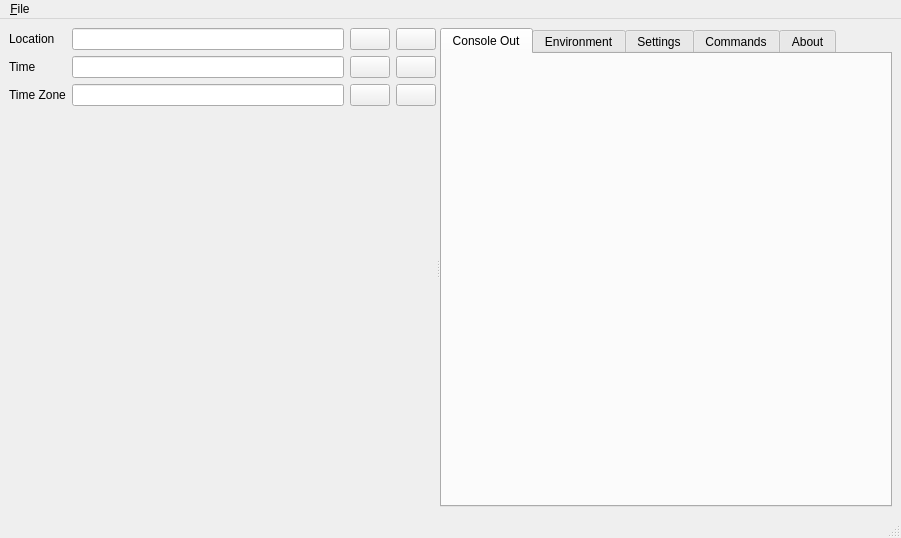
Old version of the form MainWindow.ui in the repository jplozf/ephemeeus.
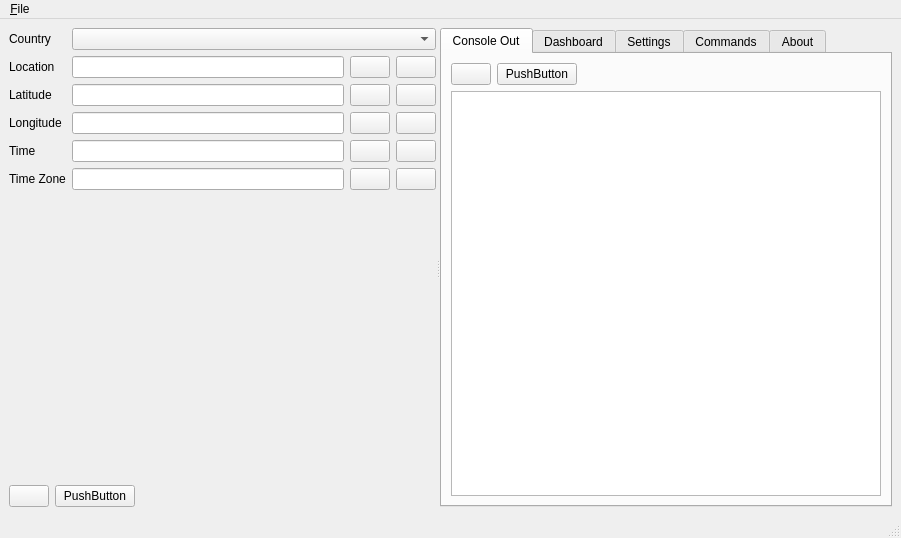
New version of the form. The open tabs and pages were chosen to show the change. Icons and pictures are not drawn.

The edit to the form file:
```diff
--- a/MainWindow.ui
+++ b/MainWindow.ui
@@ -24,28 +24,14 @@
        <layout class="QVBoxLayout" name="verticalLayout_2">
         <item>
          <layout class="QFormLayout" name="formLayout_2">
-          <item row="0" column="0">
+          <item row="1" column="0">
            <widget class="QLabel" name="label">
             <property name="text">
              <string>Location</string>
             </property>
            </widget>
           </item>
-          <item row="1" column="0">
-           <widget class="QLabel" name="label_2">
-            <property name="text">
-             <string>Time</string>
-            </property>
-           </widget>
-          </item>
-          <item row="2" column="0">
-           <widget class="QLabel" name="label_3">
-            <property name="text">
-             <string>Time Zone</string>
-            </property>
-           </widget>
-          </item>
-          <item row="0" column="1">
+          <item row="1" column="1">
            <layout class="QHBoxLayout" name="horizontalLayout_2">
             <item>
              <widget class="QLineEdit" name="lineEdit"/>
@@ -74,7 +60,14 @@
             </item>
            </layout>
           </item>
-          <item row="1" column="1">
+          <item row="4" column="0">
+           <widget class="QLabel" name="label_2">
+            <property name="text">
+             <string>Time</string>
+            </property>
+           </widget>
+          </item>
+          <item row="4" column="1">
            <layout class="QHBoxLayout" name="horizontalLayout_3">
             <item>
              <widget class="QLineEdit" name="lineEdit_2"/>
@@ -103,7 +96,14 @@
             </item>
            </layout>
           </item>
-          <item row="2" column="1">
+          <item row="5" column="0">
+           <widget class="QLabel" name="label_3">
+            <property name="text">
+             <string>Time Zone</string>
+            </property>
+           </widget>
+          </item>
+          <item row="5" column="1">
            <layout class="QHBoxLayout" name="horizontalLayout_4">
             <item>
              <widget class="QLineEdit" name="lineEdit_3"/>
@@ -132,6 +132,150 @@
             </item>
            </layout>
           </item>
+          <item row="2" column="0">
+           <widget class="QLabel" name="label_4">
+            <property name="text">
+             <string>Latitude</string>
+            </property>
+           </widget>
+          </item>
+          <item row="3" column="0">
+           <widget class="QLabel" name="label_5">
+            <property name="text">
+             <string>Longitude</string>
+            </property>
+           </widget>
+          </item>
+          <item row="0" column="0">
+           <widget class="QLabel" name="label_6">
+            <property name="text">
+             <string>Country</string>
+            </property>
+           </widget>
+          </item>
+          <item row="0" column="1">
+           <widget class="QComboBox" name="cbxCountry"/>
+          </item>
+          <item row="2" column="1">
+           <layout class="QHBoxLayout" name="horizontalLayout_6">
+            <item>
+             <widget class="QLineEdit" name="txtLatitude">
+              <property name="alignment">
+               <set>Qt::AlignmentFlag::AlignRight|Qt::AlignmentFlag::AlignTrailing|Qt::AlignmentFlag::AlignVCenter</set>
+              </property>
+              <property name="readOnly">
+               <bool>true</bool>
+              </property>
+             </widget>
+            </item>
+            <item>
+             <widget class="QPushButton" name="pushButton_10">
+              <property name="text">
+               <string/>
+              </property>
+              <property name="icon">
+               <iconset resource="ephemeeus.qrc">
+                <normaloff>:/16x16/Lock.png</normaloff>:/16x16/Lock.png</iconset>
+              </property>
+             </widget>
+            </item>
+            <item>
+             <widget class="QPushButton" name="pushButton_8">
+              <property name="text">
+               <string/>
+              </property>
+              <property name="icon">
+               <iconset resource="ephemeeus.qrc">
+                <normaloff>:/16x16/Write.png</normaloff>:/16x16/Write.png</iconset>
+              </property>
+             </widget>
+            </item>
+           </layout>
+          </item>
+          <item row="3" column="1">
+           <layout class="QHBoxLayout" name="horizontalLayout_7">
+            <item>
+             <widget class="QLineEdit" name="txtLongitude">
+              <property name="alignment">
+               <set>Qt::AlignmentFlag::AlignRight|Qt::AlignmentFlag::AlignTrailing|Qt::AlignmentFlag::AlignVCenter</set>
+              </property>
+              <property name="readOnly">
+               <bool>true</bool>
+              </property>
+             </widget>
+            </item>
+            <item>
+             <widget class="QPushButton" name="pushButton_12">
+              <property name="text">
+               <string/>
+              </property>
+              <property name="icon">
+               <iconset resource="ephemeeus.qrc">
+                <normaloff>:/16x16/Lock.png</normaloff>:/16x16/Lock.png</iconset>
+              </property>
+             </widget>
+            </item>
+            <item>
+             <widget class="QPushButton" name="pushButton_11">
+              <property name="text">
+               <string/>
+              </property>
+              <property name="icon">
+               <iconset resource="ephemeeus.qrc">
+                <normaloff>:/16x16/Write.png</normaloff>:/16x16/Write.png</iconset>
+              </property>
+             </widget>
+            </item>
+           </layout>
+          </item>
+         </layout>
+        </item>
+        <item>
+         <spacer name="verticalSpacer">
+          <property name="orientation">
+           <enum>Qt::Orientation::Vertical</enum>
+          </property>
+          <property name="sizeHint" stdset="0">
+           <size>
+            <width>20</width>
+            <height>40</height>
+           </size>
+          </property>
+         </spacer>
+        </item>
+        <item>
+         <layout class="QHBoxLayout" name="horizontalLayout_5">
+          <item>
+           <widget class="QPushButton" name="btnRefresh">
+            <property name="text">
+             <string/>
+            </property>
+            <property name="icon">
+             <iconset resource="ephemeeus.qrc">
+              <normaloff>:/16x16/Refresh.png</normaloff>:/16x16/Refresh.png</iconset>
+            </property>
+           </widget>
+          </item>
+          <item>
+           <widget class="QPushButton" name="pushButton_9">
+            <property name="text">
+             <string>PushButton</string>
+            </property>
+           </widget>
+          </item>
+          <item>
+           <spacer name="horizontalSpacer_2">
+            <property name="orientation">
+             <enum>Qt::Orientation::Horizontal</enum>
+            </property>
+            <property name="sizeHint" stdset="0">
+             <size>
+              <width>40</width>
+              <height>20</height>
+             </size>
+            </property>
+           </spacer>
+          </item>
          </layout>
         </item>
        </layout>
@@ -151,7 +295,50 @@
         <attribute name="title">
          <string>Console Out</string>
         </attribute>
-        <layout class="QGridLayout" name="gridLayout_5"/>
+        <layout class="QGridLayout" name="gridLayout_5">
+         <item row="0" column="0">
+          <layout class="QHBoxLayout" name="horizontalLayout">
+           <item>
+            <widget class="QPushButton" name="btnClearConsole">
+             <property name="text">
+              <string/>
+             </property>
+             <property name="icon">
+              <iconset resource="ephemeeus.qrc">
+               <normaloff>:/16x16/Trash.png</normaloff>:/16x16/Trash.png</iconset>
+             </property>
+            </widget>
+           </item>
+           <item>
+            <widget class="QPushButton" name="pushButton_7">
+             <property name="text">
+              <string>PushButton</string>
+             </property>
+            </widget>
+           </item>
+           <item>
+            <spacer name="horizontalSpacer">
+             <property name="orientation">
+              <enum>Qt::Orientation::Horizontal</enum>
+             </property>
+             <property name="sizeHint" stdset="0">
+              <size>
+               <width>40</width>
+               <height>20</height>
+              </size>
+             </property>
+            </spacer>
+           </item>
+          </layout>
+         </item>
+         <item row="2" column="0">
+          <widget class="QTextEdit" name="txtConsoleOut">
+           <property name="readOnly">
+            <bool>true</bool>
+           </property>
+          </widget>
+         </item>
+        </layout>
        </widget>
        <widget class="QWidget" name="tabEnvironment">
         <attribute name="icon">
@@ -159,7 +346,7 @@
           <normaloff>:/16x16/Bubble4.png</normaloff>:/16x16/Bubble4.png</iconset>
         </attribute>
         <attribute name="title">
-         <string>Environment</string>
+         <string>Dashboard</string>
         </attribute>
         <layout class="QGridLayout" name="gridLayout_3"/>
        </widget>
```
Left out of the diff: 54 changed lines with no effect on the pictures.
